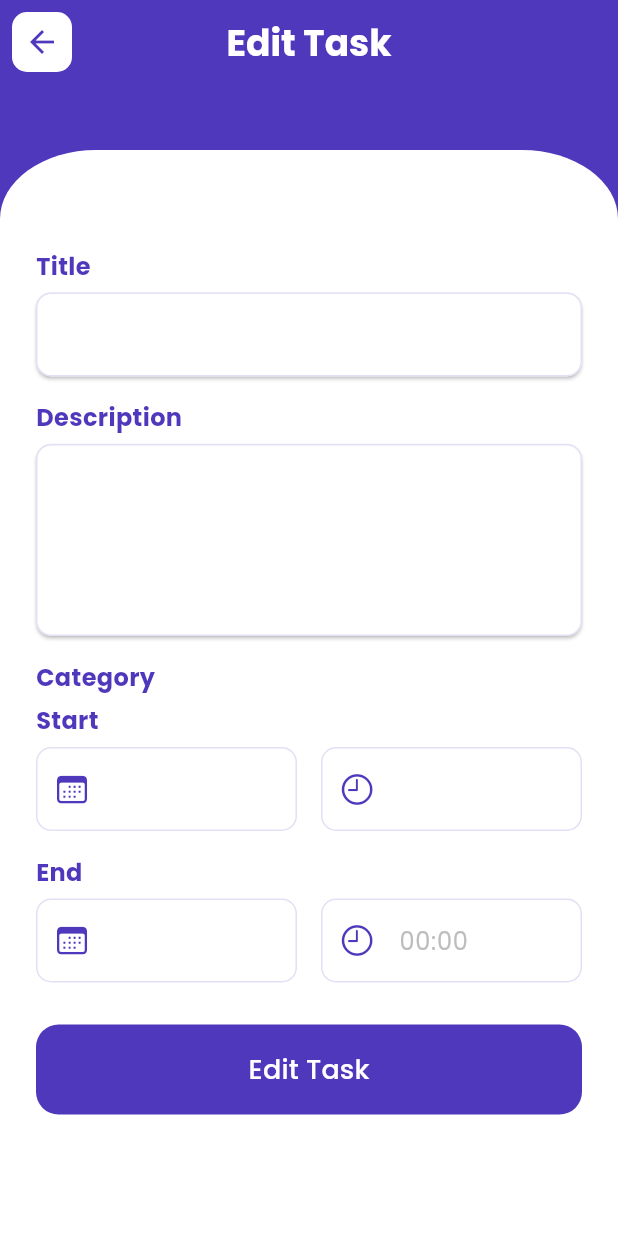
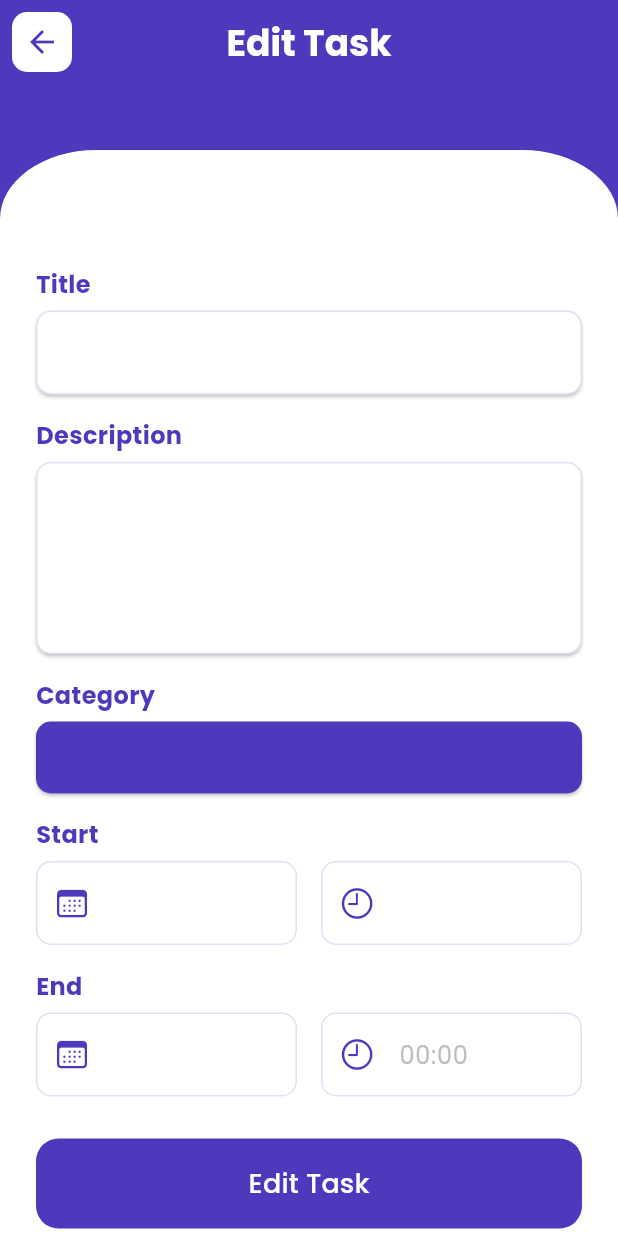
Before and after one commit to restuaar/taskify-ristek, a Flutter app: the EditTask screen opened directly with empty values, on a phone screen of 412 x 824 dp. Run offline on Flutter 3.47's test engine with Material 3 defaults, Android fonts, the phone set to English and light mode, and no system bars; our stand-ins replace google_fonts, google_nav_bar.

Commit message:
feat: update task

```diff
--- a/lib/screens/edit_task.dart
+++ b/lib/screens/edit_task.dart
@@ -2,7 +2,10 @@
 
 import 'package:flutter/cupertino.dart';
 import 'package:flutter/material.dart';
+import 'package:flutter/widgets.dart';
 import 'package:intl/intl.dart';
+import 'package:provider/provider.dart';
+import 'package:taskify/providers/task_provider.dart';
 import 'package:taskify/shared/shared.dart';
 import 'package:taskify/models/task.dart';
 import 'package:taskify/widgets/categoryinput.dart';
@@ -18,23 +21,32 @@ class EditTask extends StatefulWidget {
 }
 
 class _EditTaskState extends State<EditTask> {
-  final _formKey = GlobalKey<FormState>();
+  final _formKeyEdit = GlobalKey<FormState>();
   TextEditingController dateInputStart = TextEditingController();
   TextEditingController dateInputEnd = TextEditingController();
   TextEditingController timeInputStart = TextEditingController();
   TextEditingController timeInputEnd = TextEditingController();
-  TimeOfDay time = TimeOfDay.now();
+  late String _title;
+  late String _description;
+
+  @override
+  void initState() {
+    super.initState();
+    dateInputStart.text = widget.task.startDate;
+    timeInputStart.text = widget.task.startTime;
+    dateInputEnd.text = widget.task.endDate;
+    timeInputEnd.text = widget.task.endTime;
+    _title = widget.task.title;
+    _description = widget.task.description;
+  }
 
   @override
   Widget build(BuildContext context) {
     Task task = widget.task;
-    dateInputStart.text = task.startDate;
-    dateInputEnd.text = task.endDate;
-    timeInputStart.text = task.startTime;
-    timeInputEnd.text = task.endTime;
 
     return SafeArea(
-      child: Scaffold(
+      child: Consumer<TaskProvider>(
+        builder: (context, taskProvider, child) => Scaffold(
           backgroundColor: primaryColour,
           appBar: AppBarToDoList.buildAppBar(context, "Edit Task"),
           body: SingleChildScrollView(
@@ -42,7 +54,7 @@ class _EditTaskState extends State<EditTask> {
               children: [
                 Container(
                   width: double.infinity,
-                height: mediaQueryHeight(context) - 100,
+                  height: mediaQueryHeight(context) - 60,
                   decoration: BoxDecoration(
                     borderRadius: const BorderRadius.only(
                       topLeft: Radius.elliptical(64, 46),
@@ -51,9 +63,10 @@ class _EditTaskState extends State<EditTask> {
                     color: backgroundColour,
                   ),
                   child: Padding(
-                  padding: const EdgeInsets.only(top: 32, left: 24, right: 24),
+                    padding:
+                        const EdgeInsets.only(top: 28, left: 24, right: 24),
                     child: Form(
-                    key: _formKey,
+                      key: _formKeyEdit,
                       child: Column(
                         crossAxisAlignment: CrossAxisAlignment.start,
                         children: [
@@ -69,21 +82,28 @@ class _EditTaskState extends State<EditTask> {
                               Spacer(),
                             ],
                           ),
+                          SizedBox(
+                            height: 16,
+                          ),
                           LabelText(title: "Title"),
                           Material(
                             elevation: 1,
                             borderRadius: BorderRadius.circular(10),
                             child: TextFormField(
-                            initialValue: task.title,
+                              initialValue: _title,
                               decoration: inputDecoration(
-                              hintText: task.title,
+                                hintText: _title,
                               ),
                               style: defaultText.copyWith(
                                 fontSize: 16,
                                 fontWeight: FontWeight.w500,
                                 color: Colors.grey.shade800,
                               ),
-                            onChanged: (value) {},
+                              onChanged: (value) {
+                                setState(() {
+                                  _title = value;
+                                });
+                              },
                               validator: (value) {
                                 if (value == null || value.isEmpty) {
                                   return 'Please enter the title of the task';
@@ -102,41 +122,46 @@ class _EditTaskState extends State<EditTask> {
                             child: TextFormField(
                               minLines: 4,
                               maxLines: null,
-                            initialValue: task.description,
+                              initialValue: _description,
                               keyboardType: TextInputType.multiline,
                               decoration: inputDecoration(
                                 hintText: task.description,
                               ),
+                              onChanged: (value) {
+                                setState(() {
+                                  _description = value;
+                                });
+                              },
                             ),
                           ),
                           SizedBox(
                             height: 16,
                           ),
                           LabelText(title: "Category"),
-                        if (task.category == "Daily Task")
-                          Expanded(
-                            child: InkWell(
-                              splashColor: primaryColour.withOpacity(0.2),
-                              borderRadius: BorderRadius.circular(8),
-                              child: CategoryInput(
-                                text: "Daily Task",
-                                category: "Daily Task",
+                          Material(
+                            elevation: 1,
+                            borderRadius: BorderRadius.circular(10),
+                            child: Container(
+                              height: 48,
+                              width: double.infinity,
+                              decoration: BoxDecoration(
+                                color: primaryColour,
+                                borderRadius: BorderRadius.circular(10),
+                              ),
+                              child: Center(
+                                child: Text(
+                                  task.category,
+                                  style: defaultText.copyWith(
+                                    fontSize: 16,
+                                    fontWeight: FontWeight.w400,
+                                    color: backgroundColour,
                                   ),
                                 ),
-                          ),
-                        if (task.category == "Personal Task")
-                          Expanded(
-                            child: InkWell(
-                              splashColor: primaryColour.withOpacity(0.2),
-                              borderRadius: BorderRadius.circular(8),
-                              child: CategoryInput(
-                                text: "Personal Task",
-                                category: "Personal Task",
                               ),
                             ),
                           ),
                           SizedBox(
-                          width: 16,
+                            height: 16,
                           ),
                           LabelText(title: "Start"),
                           Row(
@@ -164,7 +189,8 @@ class _EditTaskState extends State<EditTask> {
                                     );
 
                                     if (pickedDate != null) {
-                                    String formattedDate = DateFormat('MMM-d-y')
+                                      String formattedDate =
+                                          DateFormat('MMM-d-y')
                                               .format(pickedDate);
                                       setState(() {
                                         dateInputStart.text = formattedDate;
@@ -185,13 +211,14 @@ class _EditTaskState extends State<EditTask> {
                                   ),
                                   readOnly: true,
                                   onTap: () async {
-                                  TimeOfDay? pickedTime = await showTimePicker(
+                                    TimeOfDay? pickedTime =
+                                        await showTimePicker(
                                       context: context,
                                       initialTime: TimeOfDay(
-                                      hour: int.parse(
-                                          timeInputStart.text.substring(0, 2)),
-                                      minute: int.parse(
-                                          timeInputStart.text.substring(3, 5)),
+                                        hour: int.parse(timeInputStart.text
+                                            .substring(0, 2)),
+                                        minute: int.parse(timeInputStart.text
+                                            .substring(3, 5)),
                                       ),
                                       builder: (BuildContext context, child) {
                                         return themeData(context, child);
@@ -240,7 +267,8 @@ class _EditTaskState extends State<EditTask> {
                                     );
 
                                     if (pickedDate != null) {
-                                    String formattedDate = DateFormat('MMM-d-y')
+                                      String formattedDate =
+                                          DateFormat('MMM-d-y')
                                               .format(pickedDate);
                                       setState(() {
                                         dateInputEnd.text = formattedDate;
@@ -261,7 +289,8 @@ class _EditTaskState extends State<EditTask> {
                                   ),
                                   readOnly: true,
                                   onTap: () async {
-                                  TimeOfDay? pickedTime = await showTimePicker(
+                                    TimeOfDay? pickedTime =
+                                        await showTimePicker(
                                       context: context,
                                       initialTime: TimeOfDay(
                                         hour: int.parse(
@@ -279,7 +308,8 @@ class _EditTaskState extends State<EditTask> {
                                     }
 
                                     setState(() {
-                                    timeInputEnd.text = convertTimeOfDay(pickedTime);
+                                      timeInputEnd.text =
+                                          convertTimeOfDay(pickedTime);
                                     });
                                   },
                                 ),
@@ -297,7 +327,39 @@ class _EditTaskState extends State<EditTask> {
                               color: primaryColour,
                             ),
                             child: ElevatedButton(
-                            onPressed: () {},
+                              onPressed: () {
+                                if (_formKeyEdit.currentState!.validate()) {
+                                  Task updateTask = Task(
+                                    title: _title,
+                                    description: _description,
+                                    startDate: dateInputStart.text,
+                                    startTime: timeInputStart.text,
+                                    endDate: dateInputEnd.text,
+                                    endTime: timeInputEnd.text,
+                                    category: task.category,
+                                    isCompleted: task.isCompleted,
+                                  );
+
+                                  taskProvider.updateTask(
+                                    taskProvider.tasks.indexOf(task),
+                                    updateTask,
+                                  );
+
+                                  Navigator.pop(context);
+
+                                  ScaffoldMessenger.of(context).showSnackBar(
+                                    SnackBar(
+                                      content: Text(
+                                        'Task update successfully',
+                                        style: defaultText.copyWith(
+                                            fontSize: 16,
+                                            color: backgroundColour),
+                                      ),
+                                    ),
+                                  );
+                                  _formKeyEdit.currentState!.reset();
+                                }
+                              },
                               style: ElevatedButton.styleFrom(
                                   backgroundColor: Colors.transparent,
                                   shadowColor: Colors.transparent,
@@ -319,6 +381,7 @@ class _EditTaskState extends State<EditTask> {
             ),
           ),
         ),
+      ),
     );
   }
 }
```
Also changed, not shown: lib/widgets/tasktile.dart (+14 -3 lines). Lines whose indentation alone changed are shown as unchanged.
